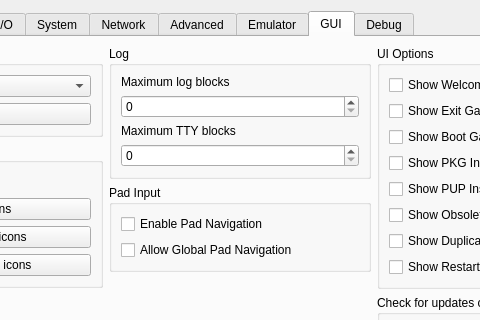
The window that rpcs3/rpcs3qt/settings_dialog.ui (RPCS3/rpcs3) describes before a commit, drawn with Qt 5; both pictures show x 181 to 661 and y 0 to 320 of the 856 by 688 pixel window.
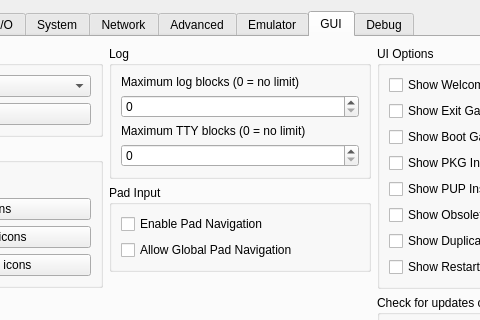
The same window after the commit. The open tabs and pages were chosen to show the change. Icons and pictures are not drawn.

Commit message: Settings: Tell the user how to disable log limit

```diff
--- a/rpcs3/rpcs3qt/settings_dialog.ui
+++ b/rpcs3/rpcs3qt/settings_dialog.ui
@@ -3814,7 +3814,7 @@
                   <item>
                    <widget class="QLabel" name="label_log_limit">
                     <property name="text">
-                     <string>Maximum log blocks</string>
+                     <string>Maximum log blocks (0 = no limit)</string>
                     </property>
                    </widget>
                   </item>
@@ -3849,7 +3849,7 @@
                   <item>
                    <widget class="QLabel" name="label_tty_limit">
                     <property name="text">
-                     <string>Maximum TTY blocks</string>
+                     <string>Maximum TTY blocks (0 = no limit)</string>
                     </property>
                    </widget>
                   </item>
```
